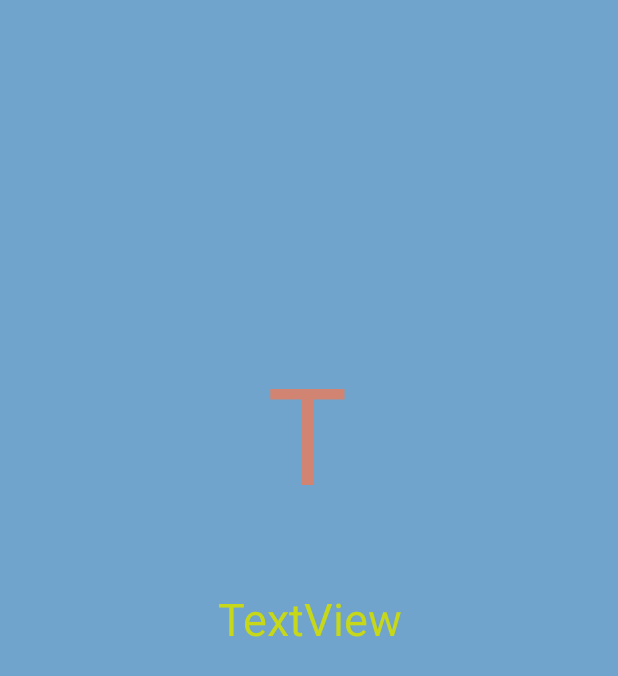
After one commit to rohitsinghkcodes/-Linux--Android_Studio, an Android app: the layout activity_detailsckeck.xml on its own in the app's theme, with its tools: preview values and no code run, on a phone screen of 412 x 824 dp. The commit adds this screen. Shown: the top 676 px of the screen. Run offline under Robolectric (Android 15) with nearby library versions, the phone set to English and light mode, and no system bars.

Commit message:
CardList:updates made ,onclick added

```diff
--- a/CardList/app/src/main/AndroidManifest.xml
+++ b/CardList/app/src/main/AndroidManifest.xml
@@ -9,6 +9,7 @@
         android:roundIcon="@mipmap/ic_launcher_round"
         android:supportsRtl="true"
         android:theme="@style/AppTheme">
+        <activity android:name=".detailsckeck"></activity>
         <activity android:name=".MainActivity">
             <intent-filter>
                 <action android:name="android.intent.action.MAIN" />
--- /dev/null
+++ b/CardList/app/src/main/res/layout/activity_detailsckeck.xml
@@ -0,0 +1,40 @@
+<?xml version="1.0" encoding="utf-8"?>
+<androidx.constraintlayout.widget.ConstraintLayout xmlns:android="http://schemas.android.com/apk/res/android"
+    xmlns:app="http://schemas.android.com/apk/res-auto"
+    xmlns:tools="http://schemas.android.com/tools"
+    android:layout_width="match_parent"
+    android:layout_height="match_parent"
+    tools:context=".detailsckeck"
+    android:background="@color/BackBlue"
+    >
+
+    <TextView
+        android:id="@+id/details"
+        android:layout_width="303dp"
+        android:layout_height="wrap_content"
+        android:layout_marginHorizontal="10dp"
+        android:gravity="center"
+        android:text="TextView"
+        android:textColor="@color/LightYellow"
+        android:textSize="30sp"
+        app:layout_constraintBottom_toBottomOf="parent"
+        app:layout_constraintEnd_toEndOf="parent"
+        app:layout_constraintHorizontal_bias="0.5"
+        app:layout_constraintStart_toStartOf="parent"
+        app:layout_constraintTop_toTopOf="parent"
+        android:textAlignment="center"/>
+
+    <TextView
+        android:id="@+id/init"
+        android:layout_width="wrap_content"
+        android:layout_height="wrap_content"
+        android:layout_marginBottom="44dp"
+        android:text="T"
+        android:textSize="90sp"
+        android:gravity="center"
+        app:layout_constraintBottom_toTopOf="@+id/details"
+        app:layout_constraintEnd_toEndOf="parent"
+        app:layout_constraintHorizontal_bias="0.498"
+        app:layout_constraintStart_toStartOf="parent"
+        android:textColor="@color/OrangeCard"/>
+</androidx.constraintlayout.widget.ConstraintLayout>
```
Also changed, not shown: CardList/app/src/main/java/com/example/cardlist/MainActivity.java (+34 -8 lines), CardList/app/src/main/java/com/example/cardlist/detailsckeck.java (added, +25 -0 lines).
